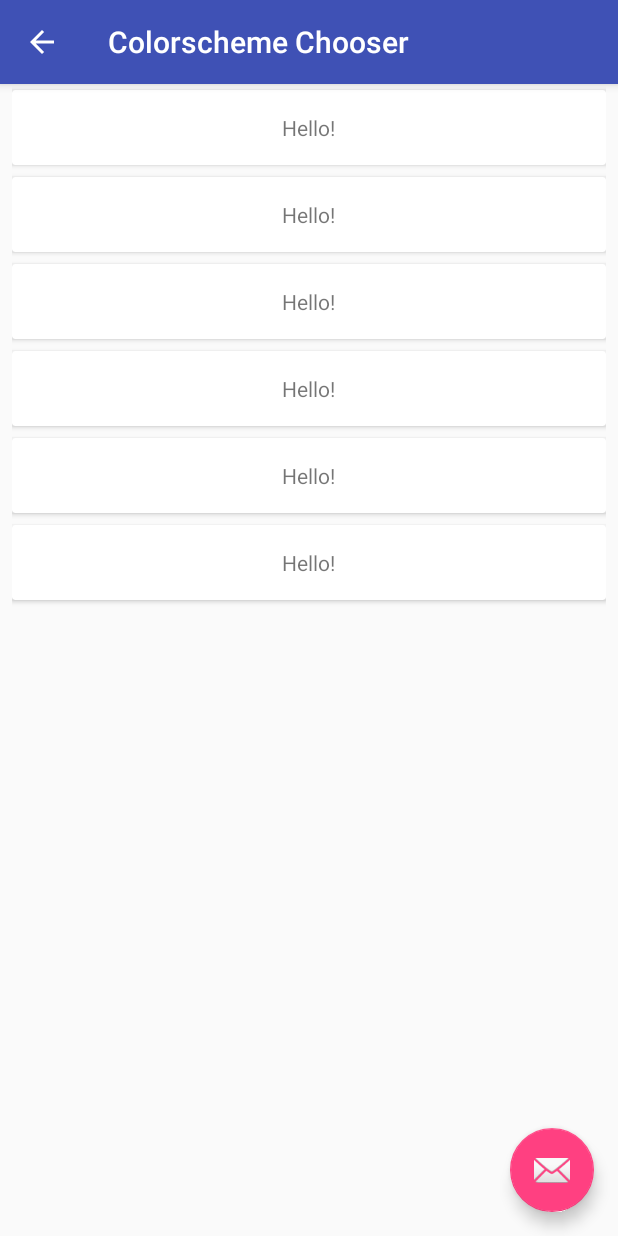
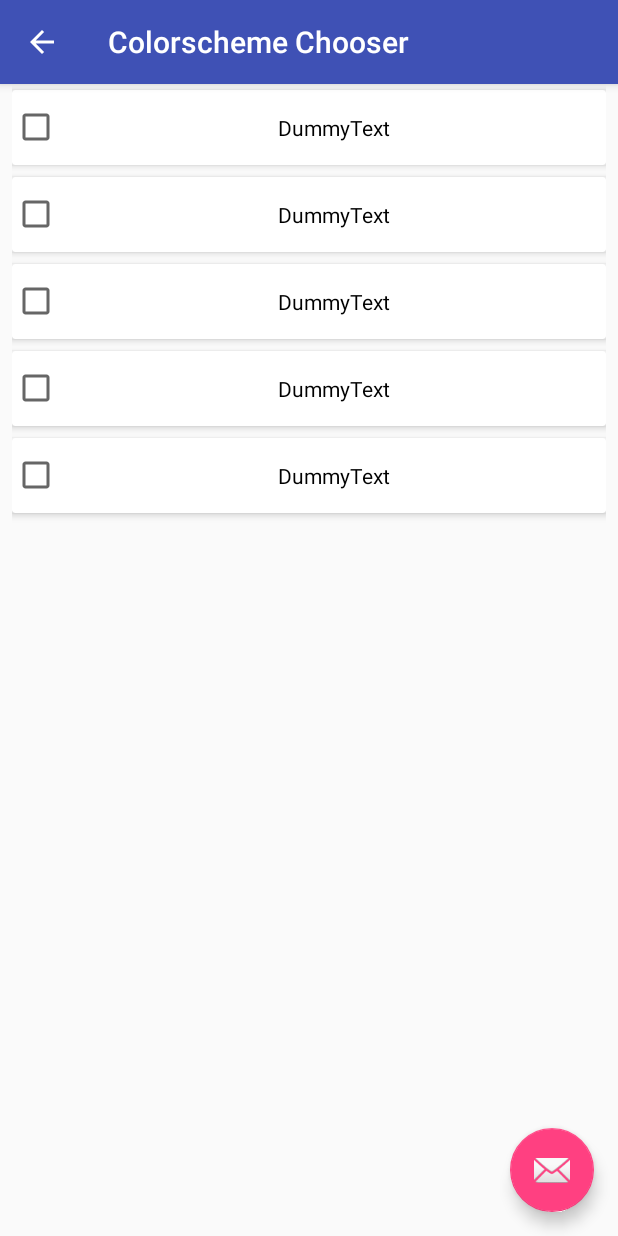
Before and after one commit to colleenlavin/DecorHome, an Android app: the ColorSchemeChooserActvity screen opened directly, with no data from a screen before it, on a phone screen of 412 x 824 dp. Run offline under Robolectric (Android 15) with nearby library versions, the phone set to English and light mode, and no system bars.

Commit message:
some layout changes

```diff
--- a/app/src/main/res/layout/content_color_scheme_chooser_actvity.xml
+++ b/app/src/main/res/layout/content_color_scheme_chooser_actvity.xml
@@ -1,9 +1,9 @@
 <?xml version="1.0" encoding="utf-8"?>
-<LinearLayout
-    xmlns:android="http://schemas.android.com/apk/res/android"
+<LinearLayout xmlns:android="http://schemas.android.com/apk/res/android"
     xmlns:tools="http://schemas.android.com/tools"
     android:layout_width="match_parent"
     android:layout_height="match_parent"
+    xmlns:app="http://schemas.android.com/apk/res-auto"
     tools:context="me.colleenlavin.decorhome.ColorSchemeChooserActvity"
     tools:showIn="@layout/activity_color_scheme_chooser_actvity"
     android:paddingTop="?actionBarSize"
@@ -15,97 +15,96 @@
     <android.support.v7.widget.CardView
         android:layout_width="match_parent"
         android:layout_height="50dp"
+        android:layout_marginBottom="4dp"
+        android:layout_marginTop="4dp"
         android:padding="8dp"
-        android:layout_marginTop="4dp"
-        android:layout_marginBottom="4dp">
+        app:cardElevation="3dp">
         <RelativeLayout
             android:layout_width="match_parent"
             android:layout_height="match_parent">
-            <TextView
-                android:layout_width="wrap_content"
-                android:layout_height="wrap_content"
-                android:text="Hello!"
-                android:layout_centerInParent="true"/>
+            <CheckBox
+                android:id="@+id/checkBox"
+                android:layout_width="match_parent"
+                android:layout_height="match_parent"
+                android:layout_centerInParent="true"
+                android:text="DummyText"
+                android:textAlignment="center" />
         </RelativeLayout>
     </android.support.v7.widget.CardView>
     <android.support.v7.widget.CardView
         android:layout_width="match_parent"
         android:layout_height="50dp"
+        android:layout_marginBottom="4dp"
+        android:layout_marginTop="4dp"
         android:padding="8dp"
-        android:layout_marginTop="4dp"
-        android:layout_marginBottom="4dp">
+        app:cardElevation="3dp">
         <RelativeLayout
             android:layout_width="match_parent"
             android:layout_height="match_parent">
-            <TextView
-                android:layout_width="wrap_content"
-                android:layout_height="wrap_content"
-                android:text="Hello!"
-                android:layout_centerInParent="true"/>
+            <CheckBox
+                android:id="@+id/checkBox2"
+                android:layout_width="match_parent"
+                android:layout_height="match_parent"
+                android:layout_centerInParent="true"
+                android:text="DummyText"
+                android:textAlignment="center" />
         </RelativeLayout>
     </android.support.v7.widget.CardView>
     <android.support.v7.widget.CardView
         android:layout_width="match_parent"
         android:layout_height="50dp"
+        android:layout_marginBottom="4dp"
+        android:layout_marginTop="4dp"
         android:padding="8dp"
-        android:layout_marginTop="4dp"
-        android:layout_marginBottom="4dp">
+        app:cardElevation="3dp">
         <RelativeLayout
             android:layout_width="match_parent"
             android:layout_height="match_parent">
-            <TextView
-                android:layout_width="wrap_content"
-                android:layout_height="wrap_content"
-                android:text="Hello!"
-                android:layout_centerInParent="true"/>
+            <CheckBox
+                android:id="@+id/checkBox3"
+                android:layout_width="match_parent"
+                android:layout_height="match_parent"
+                android:layout_centerInParent="true"
+                android:text="DummyText"
+                android:textAlignment="center" />
         </RelativeLayout>
     </android.support.v7.widget.CardView>
     <android.support.v7.widget.CardView
         android:layout_width="match_parent"
         android:layout_height="50dp"
+        android:layout_marginBottom="4dp"
+        android:layout_marginTop="4dp"
         android:padding="8dp"
-        android:layout_marginTop="4dp"
-        android:layout_marginBottom="4dp">
+        app:cardElevation="3dp">
         <RelativeLayout
             android:layout_width="match_parent"
             android:layout_height="match_parent">
-            <TextView
-                android:layout_width="wrap_content"
-                android:layout_height="wrap_content"
-                android:text="Hello!"
-                android:layout_centerInParent="true"/>
+            <CheckBox
+                android:id="@+id/checkBox4"
+                android:layout_width="match_parent"
+                android:layout_height="match_parent"
+                android:layout_centerInParent="true"
+                android:text="DummyText"
+                android:textAlignment="center" />
         </RelativeLayout>
     </android.support.v7.widget.CardView>
     <android.support.v7.widget.CardView
         android:layout_width="match_parent"
         android:layout_height="50dp"
+        android:layout_marginBottom="4dp"
+        android:layout_marginTop="4dp"
         android:padding="8dp"
-        android:layout_marginTop="4dp"
-        android:layout_marginBottom="4dp">
+        app:cardElevation="3dp">
         <RelativeLayout
             android:layout_width="match_parent"
             android:layout_height="match_parent">
-            <TextView
-                android:layout_width="wrap_content"
-                android:layout_height="wrap_content"
-                android:text="Hello!"
-                android:layout_centerInParent="true"/>
-        </RelativeLayout>
-    </android.support.v7.widget.CardView>
-    <android.support.v7.widget.CardView
-        android:layout_width="match_parent"
-        android:layout_height="50dp"
-        android:padding="8dp"
-        android:layout_marginTop="4dp"
-        android:layout_marginBottom="4dp">
-        <RelativeLayout
-            android:layout_width="match_parent"
-            android:layout_height="match_parent">
-            <TextView
-                android:layout_width="wrap_content"
-                android:layout_height="wrap_content"
-                android:text="Hello!"
-                android:layout_centerInParent="true"/>
+            <CheckBox
+                android:id="@+id/checkBox5"
+                android:layout_width="match_parent"
+                android:layout_height="match_parent"
+                android:layout_centerInParent="true"
+                android:text="DummyText"
+                android:textAlignment="center" />
         </RelativeLayout>
     </android.support.v7.widget.CardView>
 
```
